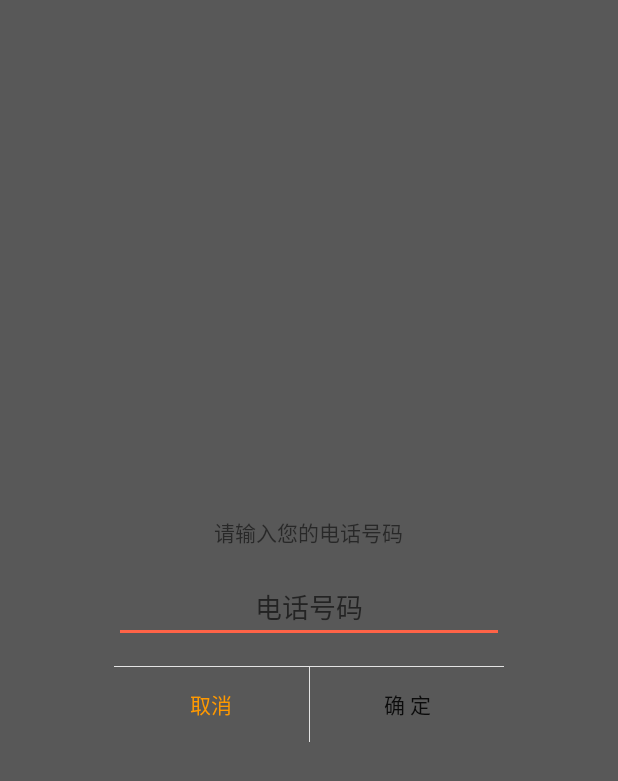
After one commit to iwxyi/Poorrow, an Android app: the layout dialog_edit.xml on its own in the app's theme, with its tools: preview values and no code run, on a phone screen of 412 x 824 dp. The commit adds this screen. Shown: the top 781 px of the screen. Run offline under Robolectric (Android 15) with nearby library versions, the phone set to English and light mode, and no system bars.

Commit message:
尝试添加一个简单的输入对话框，失败了

```diff
--- /dev/null
+++ b/app/src/main/res/layout/dialog_edit.xml
@@ -0,0 +1,70 @@
+<?xml version="1.0" encoding="utf-8"?>
+<RelativeLayout xmlns:android="http://schemas.android.com/apk/res/android"
+    android:layout_width="match_parent"
+    android:layout_height="match_parent"
+    android:background="#A5000000">
+
+    <LinearLayout
+        android:layout_width="260dp"
+        android:layout_height="wrap_content"
+        android:layout_centerInParent="true"
+        android:orientation="vertical">
+
+        <TextView
+            android:id="@+id/title"
+            android:layout_width="wrap_content"
+            android:layout_height="wrap_content"
+            android:layout_gravity="center"
+            android:layout_margin="15dp"
+            android:gravity="center"
+            android:text="请输入您的电话号码" />
+
+        <EditText
+            android:id="@+id/et_phone"
+            android:layout_width="match_parent"
+            android:layout_height="wrap_content"
+            android:layout_gravity="center"
+            android:gravity="center"
+            android:hint="电话号码" />
+
+        <View
+            android:layout_width="match_parent"
+            android:layout_height="1px"
+            android:layout_marginTop="15dp"
+            android:background="#E4E4E4" />
+
+        <LinearLayout
+            android:layout_height="50dp"
+            android:layout_width="match_parent"
+            android:orientation="horizontal">
+
+            <Button
+                android:id="@+id/no"
+                android:layout_width="match_parent"
+                android:layout_height="match_parent"
+                android:layout_weight="1"
+                android:background="@null"
+                android:gravity="center"
+                android:singleLine="true"
+                android:text="取消"
+                android:textColor="@color/colorPrimary" />
+
+            <View
+                android:layout_width="1px"
+                android:layout_height="match_parent"
+                android:background="#E4E4E4" />
+
+            <Button
+                android:id="@+id/yes"
+                android:layout_width="match_parent"
+                android:layout_height="match_parent"
+                android:layout_weight="1"
+                android:background="@null"
+                android:gravity="center"
+                android:singleLine="true"
+                android:text="确 定" />
+
+        </LinearLayout>
+    </LinearLayout>
+
+</RelativeLayout>
```
Also changed, not shown: app/src/main/java/com/iwxyi/EditDialog.java (added, +167 -0 lines), app/src/main/java/com/iwxyi/PersonActivity.java (+37 -1 lines), app/src/main/res/values/styles.xml (+14 -0 lines).
